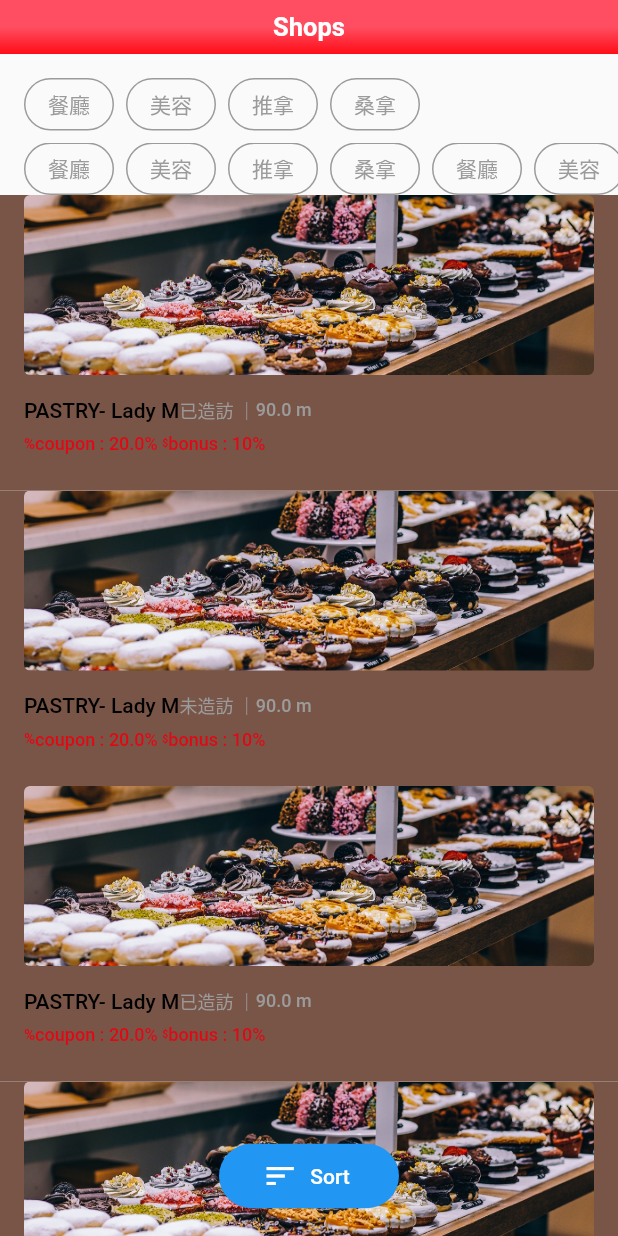
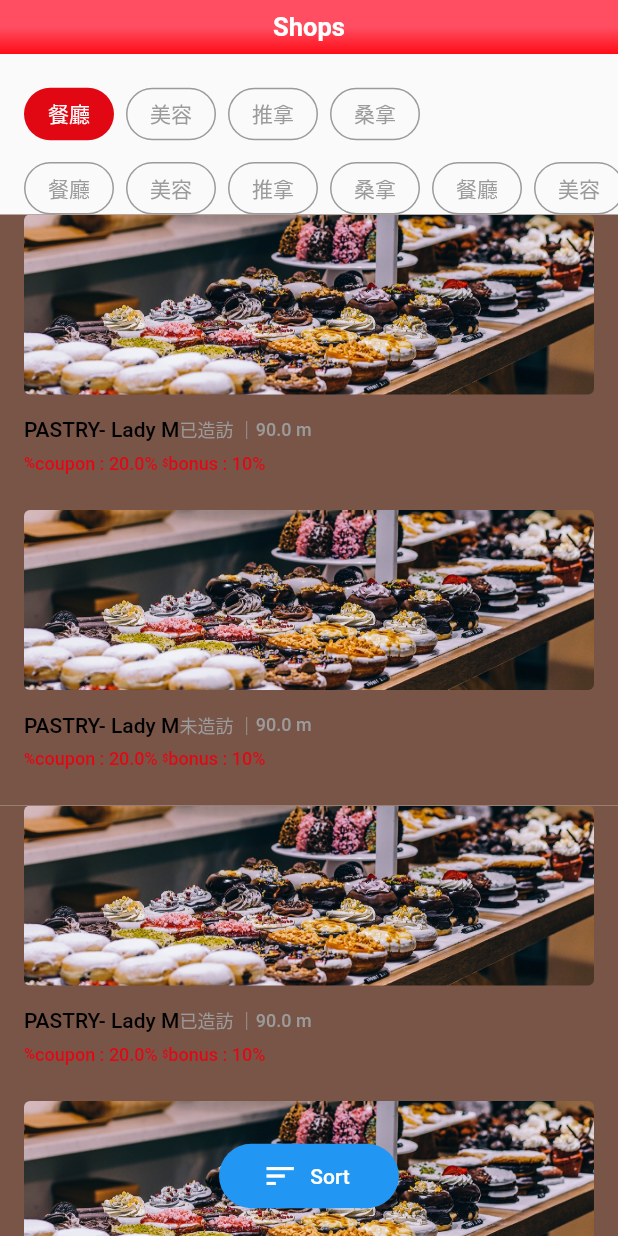
Before and after one commit to TzuHanLiang/shaarit_v2, a Flutter app: the screen it shows after launch, after a tap on "餐廳", on a phone screen of 412 x 824 dp. Run offline on Flutter 3.47's test engine with Material 2 defaults, Android fonts, the phone set to English and light mode, and no system bars; our stand-ins replace rxdart, sqflite; accounts and stored records are empty; Roboto replaces fonts that are missing (ArialRoundedMT, DIN, PingFangTC).

Commit message:
add selected button

```diff
--- a/lib/main.dart
+++ b/lib/main.dart
@@ -8,6 +8,10 @@ import 'package:flutter/widgets.dart';
 // import 'src/screens/setting_screen.dart';
 // import 'src/screens/coupons_screen.dart';
 import 'src/screens/shops_screen.dart';
+// import 'src/widgets/shop/shop_type_buttons_2.dart';
+// import 'src/widgets/shop/material_switch_test.dart';
+// import 'src/widgets/buttons/selected_button.dart';
+// import 'src/style/colors.dart';
 
 void main() {
   runApp(new MyApp());
--- a/lib/src/screens/shops_screen.dart
+++ b/lib/src/screens/shops_screen.dart
@@ -1,9 +1,10 @@
 import 'package:flutter/material.dart';
 
 import '../widgets/gradient_appbar.dart';
-import '../widgets/shopslist_bottomsheet.dart';
+import '../widgets/shop/shopslist_bottomsheet.dart';
 import '../widgets/buttons/floating_button.dart';
-import '../widgets/buttons/shoplist_top_button.dart';
+// import '../widgets/buttons/shoplist_top_button.dart';
+import '../widgets/buttons/selected_button.dart';
 import '../widgets/shop/shop_type_buttons.dart';
 import '../widgets/shop/shops.dart';
 
@@ -34,14 +35,20 @@ class ShopsScreen extends StatelessWidget {
               child: ListView(
                 scrollDirection: Axis.horizontal,
                 children: List.generate(buttonLabel.length, (int index) {
-                  return ShopListTopButton(
-                    buttonLabel[index],
-                    onTap: () {},
+                  return Row(
+                    children: <Widget>[
+                      SelectedButton(
+                        text: buttonLabel[index],
+                        onPressed: () {},
+                      ),
+                      Container(
+                        margin: EdgeInsets.only(left: 8.0),
+                      ),
+                    ],
                   );
                 }),
               ),
             ),
-
             Flexible(
               child: Shops(),
             ),
--- /dev/null
+++ b/lib/src/widgets/buttons/selected_button.dart
@@ -0,0 +1,134 @@
+import 'package:flutter/material.dart';
+import '../../style/colors.dart';
+
+class SelectedButton extends StatefulWidget {
+  final double minWidth;
+  // final double maxWidth; //
+  final double height;
+  final double radius;
+  // The button's fill color, while it's in default (unpressed, [enabled]) state
+  final double elevation;
+  final Color unselectedButtonColor;
+  final Color selectedButtonColor;
+  final String text;
+  final Color unselectedTextColor;
+  final Color selectedTextColor;
+  final FontWeight textFontWeight;
+  final double textFontSize;
+  final FontStyle textFontStyle;
+  final String textFontFamily;
+  final Color unselectedBorderColor; //
+  final Color selectedBorderColor; //
+  final BorderStyle unselectedBorderStyle; //
+  final BorderStyle selectedBorderStyle; //
+  final double borderWidth;
+  final VoidCallback onPressed;
+
+  SelectedButton({
+    // this.maxWidth = 60.0, //
+    this.minWidth = 60.0, //
+    this.height = 35.0, //
+    this.radius = 18.5, //
+    this.elevation = 0.0,
+    // @required this.unselectedButtonColor,
+    // @required this.selectedButtonColor,
+    this.unselectedButtonColor = Colors.transparent,
+    this.selectedButtonColor = cherryRed,
+    @required this.text,
+    // @required this.unselectedTextColor,
+    // @required this.selectedTextColor,
+    this.unselectedTextColor = grey,
+    this.selectedTextColor = white,
+    this.textFontWeight = FontWeight.w400, //
+    this.textFontSize = 14.0, //
+    this.textFontStyle = FontStyle.normal, //
+    this.textFontFamily = "PingFangTC", //
+    // @required this.unselectedBorderColor, //
+    // @required this.selectedBorderColor, //
+    this.selectedBorderColor = Colors.transparent,
+    this.unselectedBorderColor = grey,
+    // @required this.unselectedBorderStyle, //
+    // @required this.selectedBorderStyle, //
+    this.unselectedBorderStyle = BorderStyle.solid, //
+    this.selectedBorderStyle = BorderStyle.none,
+    this.borderWidth = 1.0, //
+    @required this.onPressed,
+  });
+
+  @override
+  _SelectedButtonState createState() => new _SelectedButtonState();
+}
+
+class _SelectedButtonState extends State<SelectedButton> {
+  Color buttonColor;
+  Color textColor;
+  Color borderColor;
+  BorderStyle borderStyle;
+
+  @override
+  void initState() {
+    super.initState();
+    buttonColor = widget.unselectedButtonColor;
+    textColor = widget.unselectedTextColor;
+    borderColor = widget.unselectedBorderColor;
+    borderStyle = widget.unselectedBorderStyle;
+  }
+
+  @override
+  Widget build(BuildContext context) {
+    return ButtonTheme(
+      minWidth: widget.minWidth,
+      height: widget.height,
+      child: _constructSelectedButton(),
+    );
+  }
+
+  Widget _constructSelectedButton() {
+    return RaisedButton(
+      elevation: widget.elevation,
+      color: buttonColor,
+      shape: RoundedRectangleBorder(
+        side: BorderSide(
+          color: borderColor,
+          style: borderStyle,
+          width: widget.borderWidth,
+        ),
+        borderRadius: BorderRadius.circular(widget.radius),
+      ),
+      onPressed: () {
+        _changeColor();
+        widget.onPressed();
+      },
+      child: Text(
+        widget.text,
+        style: TextStyle(
+          color: textColor,
+          fontWeight: widget.textFontWeight,
+          fontSize: widget.textFontSize,
+          fontFamily: widget.textFontFamily,
+          fontStyle: widget.textFontStyle,
+        ),
+      ),
+    );
+  }
+
+  void _changeColor() {
+    setState(() {
+      buttonColor = buttonColor == widget.unselectedButtonColor
+          ? widget.selectedButtonColor
+          : widget.unselectedButtonColor;
+
+      textColor = textColor == widget.unselectedTextColor
+          ? widget.selectedTextColor
+          : widget.unselectedTextColor;
+
+      borderColor = borderColor == widget.unselectedBorderColor
+          ? widget.selectedBorderColor
+          : widget.unselectedBorderColor;
+
+      borderStyle = borderStyle == widget.unselectedBorderStyle
+          ? widget.selectedBorderStyle
+          : widget.unselectedBorderStyle;
+    });
+  }
+}
--- a/lib/src/widgets/shop/shop_type_buttons.dart
+++ b/lib/src/widgets/shop/shop_type_buttons.dart
@@ -1,17 +1,32 @@
 import 'package:flutter/material.dart';
-import '../../widgets/buttons/shoplist_top_button.dart';
+// import '../../widgets/buttons/selected_button_unused.dart';
+// import '../../style/colors.dart';
+import '../../widgets/buttons/selected_button.dart';
 
-class ShopTypeButtons extends StatelessWidget {
+class ShopTypeButtons extends StatefulWidget {
+  @override
+  State<StatefulWidget> createState() {
+    // TODO: implement createState
+    return ShopTypeButtonsState();
+  }
+}
+
+class ShopTypeButtonsState extends State<ShopTypeButtons> {
+  List<String> selectOptions = ['餐廳', '美容', '推拿', '桑拿'];
+  String selectedOption = '餐廳';
+
   Widget build(BuildContext build) {
     return Container(
-      // color: Colors.lightBlue,
-      margin: EdgeInsets.only(left:16.0, right: 16.0),
+      margin: EdgeInsets.only(left: 16.0, right: 16.0),
       child: Row(
         children: <Widget>[
-          ShopListTopButton('餐廳', onTap: () {}),
-          ShopListTopButton('美容', onTap: () {}),
-          ShopListTopButton('推拿', onTap: () {}),
-          ShopListTopButton('桑拿', onTap: () {}),
+          SelectedButton(text: '餐廳', onPressed: () {}),
+          Container(margin: EdgeInsets.only(left:8.0),),
+          SelectedButton(text: '美容', onPressed: () {}),
+          Container(margin: EdgeInsets.only(left:8.0),),
+          SelectedButton(text: '推拿', onPressed: () {}),
+          Container(margin: EdgeInsets.only(left:8.0),),
+          SelectedButton(text: '桑拿', onPressed: () {}),
         ],
       ),
     );
--- a/lib/src/widgets/shopslist_bottomsheet.dart
+++ b/lib/src/widgets/shop/shopslist_bottomsheet.dart
@@ -1,8 +1,8 @@
-import 'buttons/bottomsheet_button.dart';
+import '../buttons/bottomsheet_button.dart';
 import 'package:flutter/material.dart';
-import '../widgets/text_style/bottomsheet_label.dart';
+import '../../widgets/text_style/bottomsheet_label.dart';
 // import '../presentation/shaarit_icons.dart';
-import '../style/colors.dart';
+import '../../style/colors.dart';
 
 class ShopsListBottomSheet extends StatelessWidget {
   Widget build(BuildContext context) {
```
Also changed, not shown: lib/src/widgets/shop/material_switch.dart (added, +101 -0 lines), lib/src/widgets/shop/material_switch_test.dart (added, +37 -0 lines), lib/src/widgets/shop/shop_type_buttons_unused.dart (added, +52 -0 lines), lib/src/widgets/buttons/selected_button_unused.dart (renamed from lib/src/widgets/buttons/shoplist_top_button.dart).
